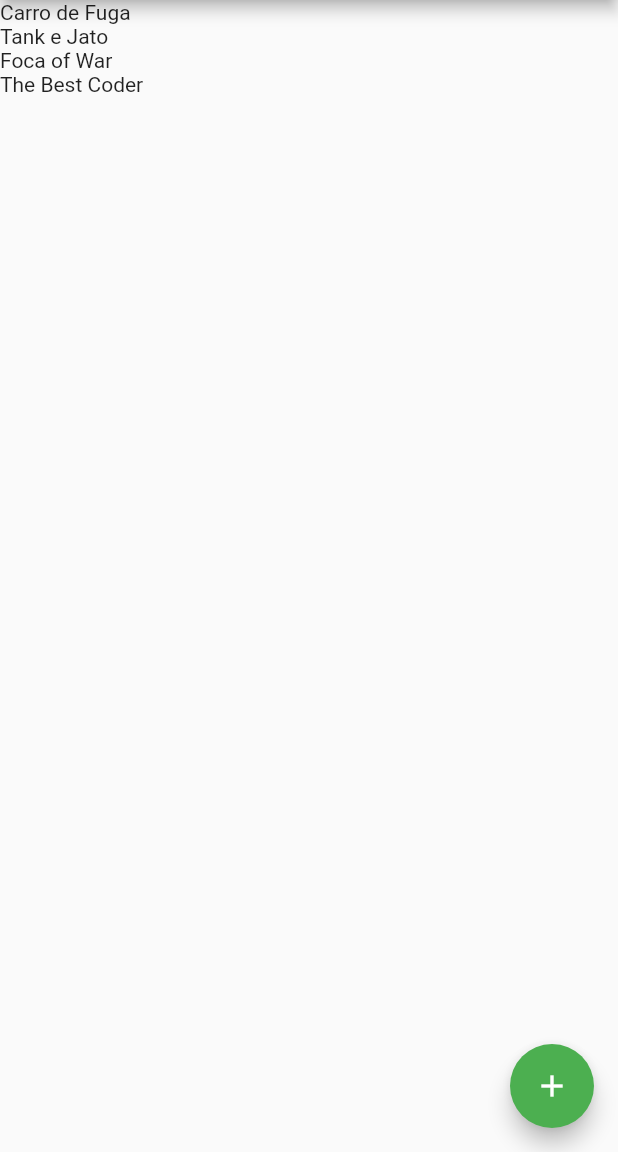
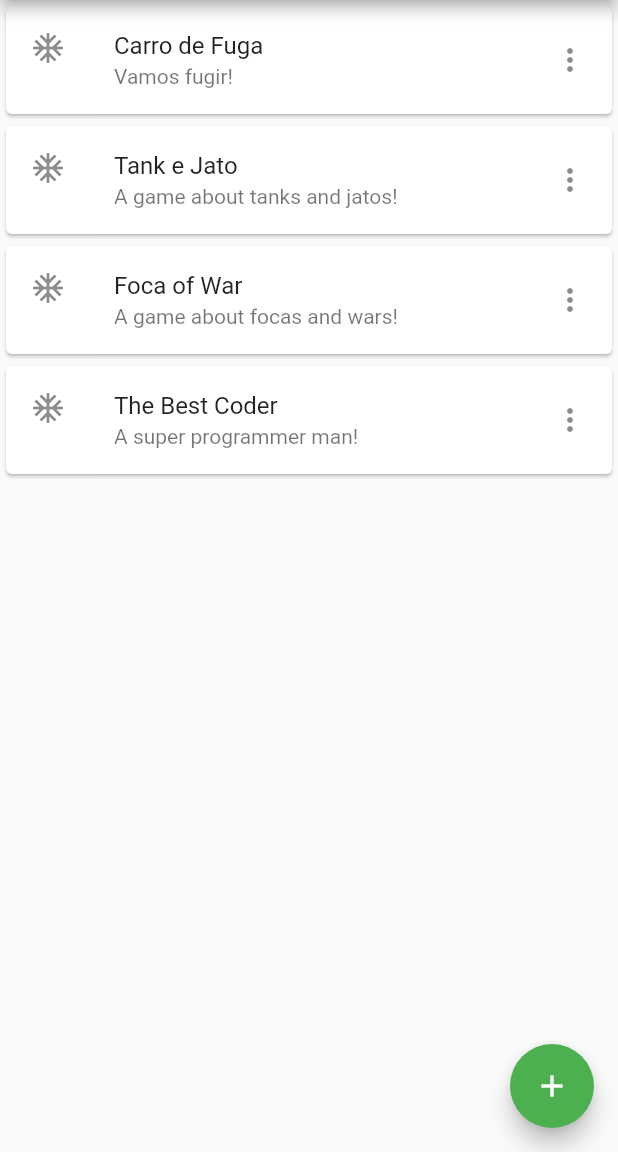
Before and after one commit to FocaEnterprises/FocasoftEngine, a Flutter app: the screen it shows after launch, on a phone screen of 412 x 824 dp, the part 84-1236 px from its top. Run offline on Flutter 3.47's test engine with Material 2 defaults, Android fonts, the phone set to English and light mode, and no system bars.

Commit message:
List item inCard and ListTile

```diff
--- a/lib/main.dart
+++ b/lib/main.dart
@@ -71,7 +71,14 @@ class _HomePageState extends State<HomePage> {
         itemBuilder: (BuildContext ctx, int index) {
           final projectItem = widget.projectList[index];
 
-          return Text(projectItem.name);
+          return Card(
+            child: ListTile(
+              leading: Icon(Icons.ac_unit),
+              title: Text(projectItem.name),
+              subtitle: Text(projectItem.description),
+              trailing: Icon(Icons.more_vert),
+            ),
+          );
         },
       ),
       floatingActionButton: FloatingActionButton(
```
